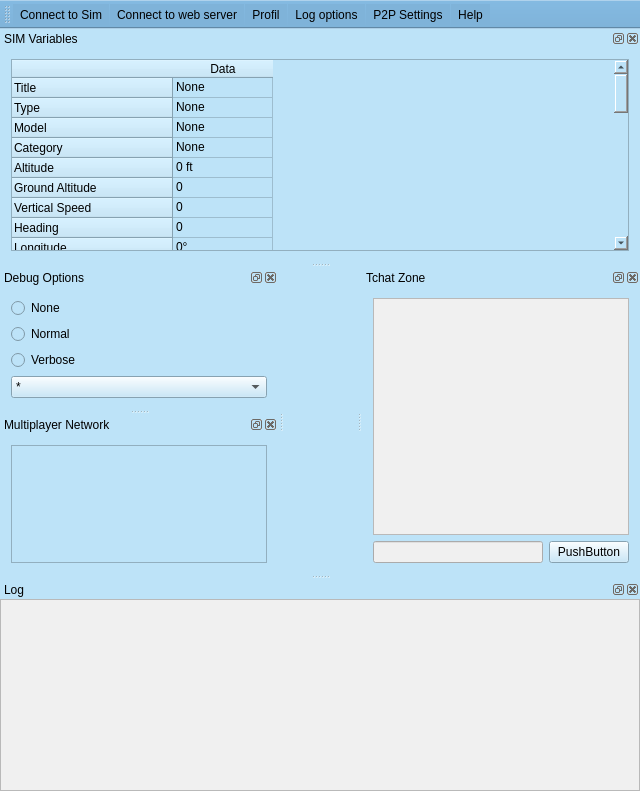
Artemia76/ffs2play, file src/ffs2play/mainwindow.ui: the form before one commit.
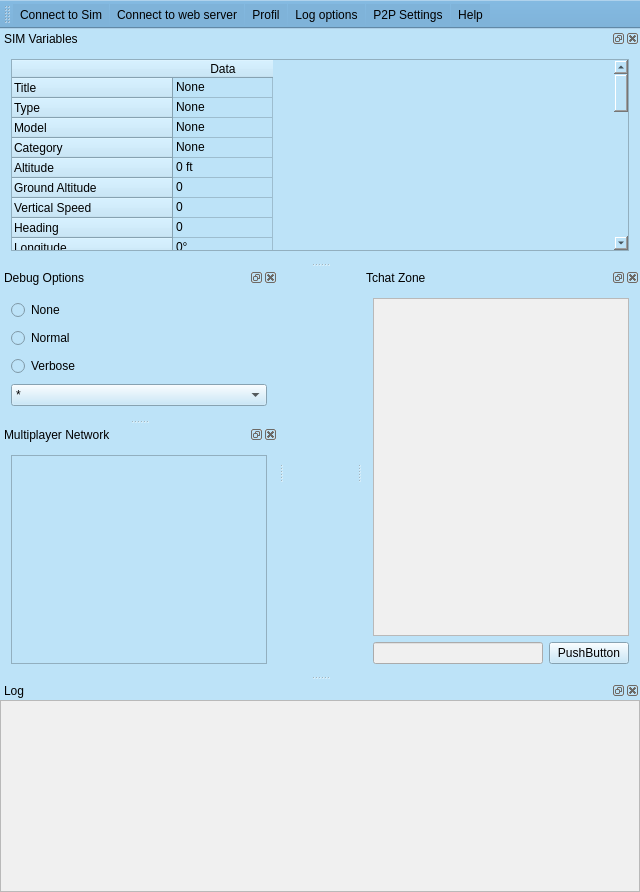
The form after the commit. Icons and pictures are not drawn.

Diff of the .ui file:
```diff
--- a/src/ffs2play/mainwindow.ui
+++ b/src/ffs2play/mainwindow.ui
@@ -7,7 +7,7 @@
     <x>0</x>
     <y>0</y>
     <width>640</width>
-    <height>791</height>
+    <height>892</height>
    </rect>
   </property>
   <property name="sizePolicy">
@@ -650,7 +650,7 @@
      <item>
       <widget class="QTableWidget" name="twSIMData">
        <property name="rowCount">
-        <number>33</number>
+        <number>34</number>
        </property>
        <property name="columnCount">
         <number>1</number>
@@ -823,6 +823,11 @@
          <string>Exit 3</string>
         </property>
        </row>
+       <row>
+        <property name="text">
+         <string>Parking Brake</string>
+        </property>
+       </row>
        <column>
         <property name="text">
          <string>Data</string>
@@ -993,6 +998,11 @@
          <string>0</string>
         </property>
        </item>
+       <item row="33" column="0">
+        <property name="text">
+         <string>0</string>
+        </property>
+       </item>
       </widget>
      </item>
     </layout>
```
